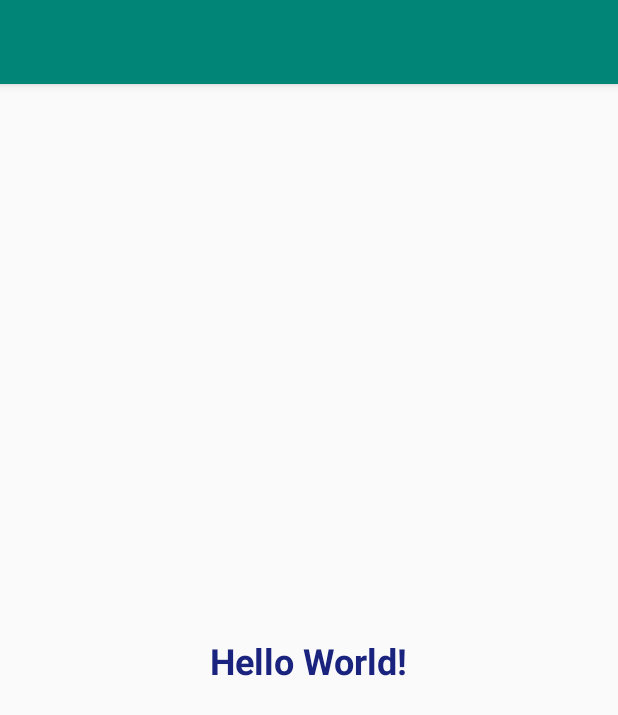
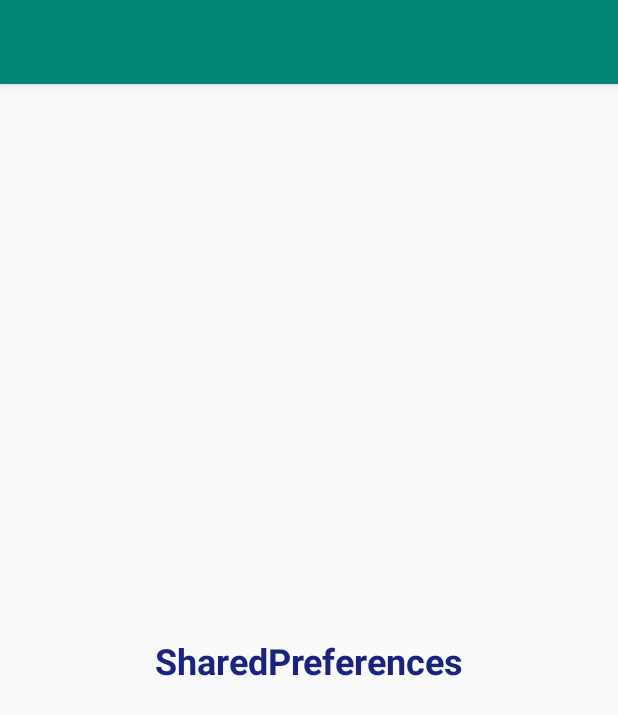
Before and after one commit to HTC77/android-examples, an Android app: the screen it shows after launch (MainActivity), on a phone screen of 412 x 824 dp. Shown: the top 715 px of the screen. Run offline under Robolectric (Android 15) with nearby library versions, the light colour scheme and no system bars.

Commit message:
init SharedPreferences

```diff
--- a/app/src/main/res/layout/activity_main.xml
+++ b/app/src/main/res/layout/activity_main.xml
@@ -9,7 +9,7 @@
     <TextView
         android:layout_width="wrap_content"
         android:layout_height="wrap_content"
-        android:text="Hello World!"
+        android:text="SharedPreferences"
         android:textColor="#1A237E"
         android:textSize="24sp"
         android:textStyle="bold"
```
